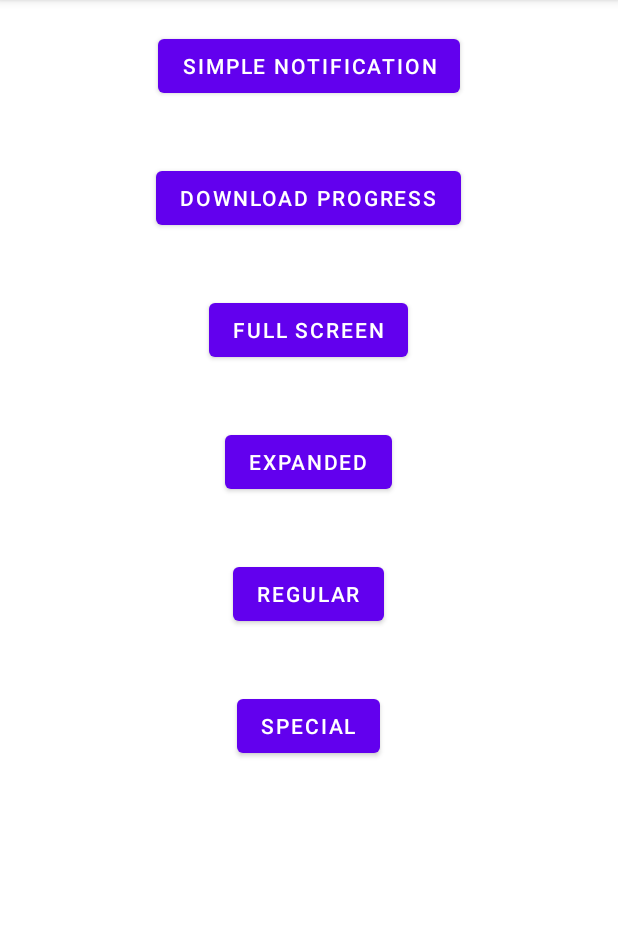
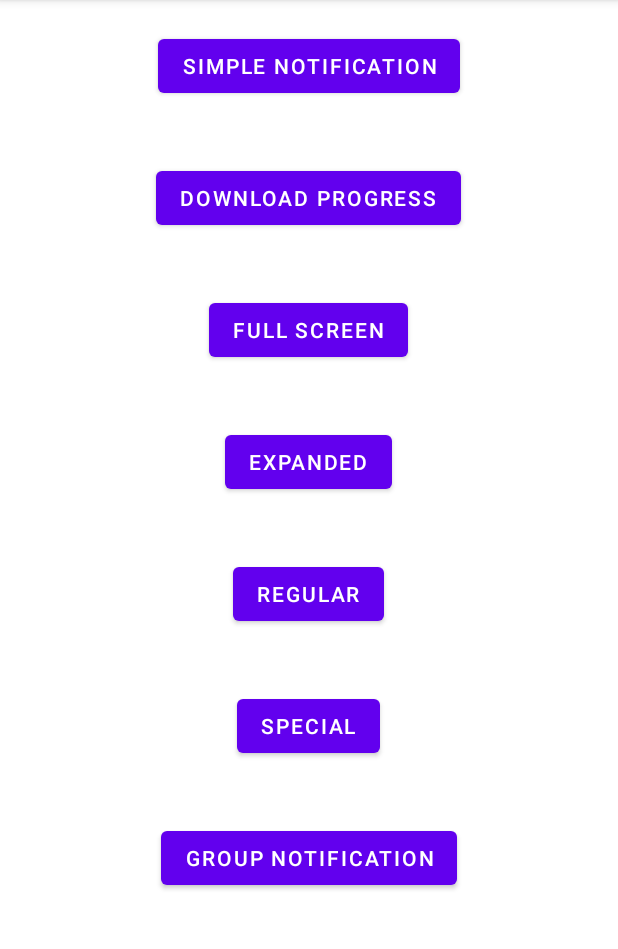
Before and after one commit to Manasask8127/NotificationExtra, an Android app: the screen it shows after launch (MainActivity), on a phone screen of 412 x 824 dp, the part 84-1033 px from its top. Run offline under Robolectric (Android 15) with nearby library versions, the phone set to English and light mode, and no system bars.

Commit message:
Additional notification types,Regular and special activity,group notification

```diff
--- a/app/src/main/res/layout/activity_main.xml
+++ b/app/src/main/res/layout/activity_main.xml
@@ -54,4 +54,13 @@
         android:text="Special"/>
 
 
+    <Button
+        android:layout_margin="20dp"
+        android:id="@+id/group"
+        android:layout_width="wrap_content"
+        android:layout_height="wrap_content"
+        android:layout_gravity="center"
+        android:text="Group notification"/>
+
+
 </LinearLayout>
```
Also changed, not shown: app/src/main/java/com/example/notificationexample/MainActivity.java (+52 -1 lines).
